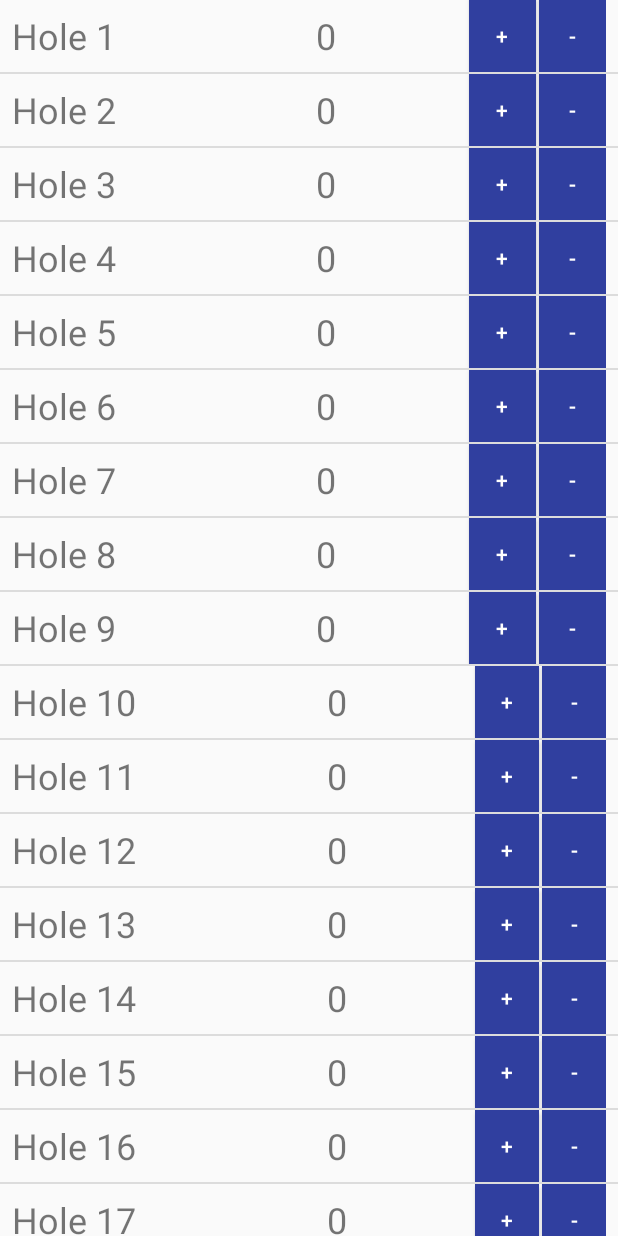
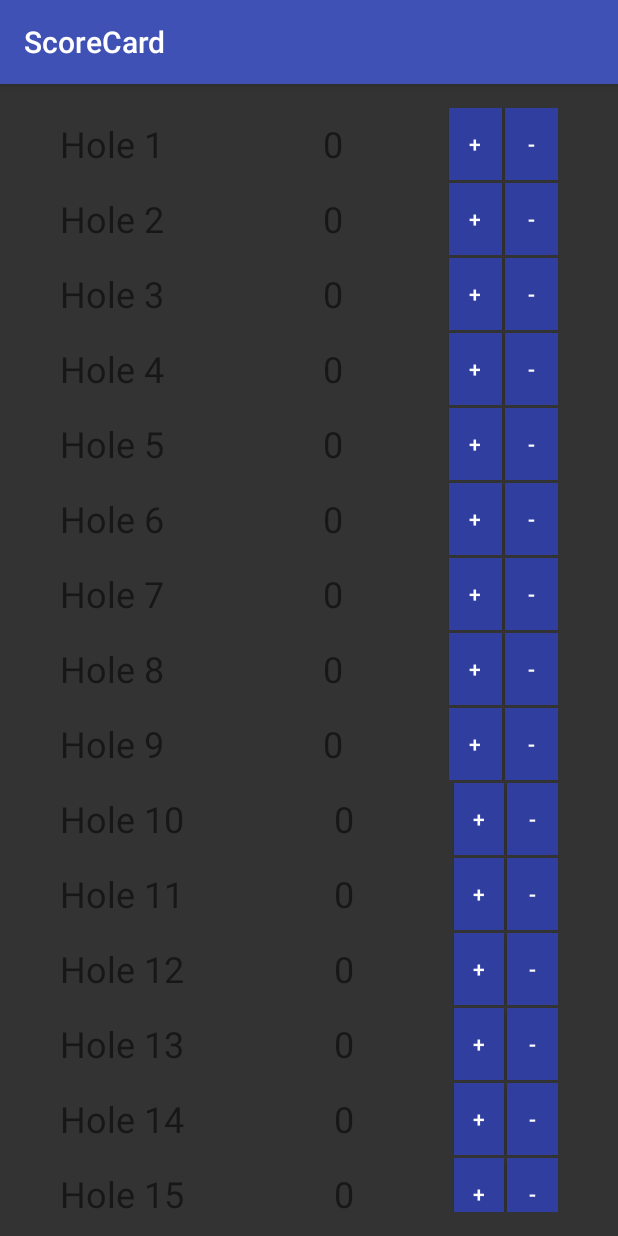
Before and after one commit to lfallo1/ListAdapterDemo, an Android app: the screen it shows after launch (MainActivity before the commit, RecyclerActivity after it), on a phone screen of 412 x 824 dp. Run offline under Robolectric (Android 15) with nearby library versions, the phone set to English and light mode, and no system bars.

Commit message:
recycler view example

```diff
--- a/app/build.gradle
+++ b/app/build.gradle
@@ -23,4 +23,5 @@ dependencies {
     compile fileTree(dir: 'libs', include: ['*.jar'])
     testCompile 'junit:junit:4.12'
     compile 'com.android.support:appcompat-v7:23.3.0'
+    compile 'com.android.support:recyclerview-v7:21.0.2'
 }
--- a/app/src/main/AndroidManifest.xml
+++ b/app/src/main/AndroidManifest.xml
@@ -8,7 +8,7 @@
         android:supportsRtl="true"
         android:theme="@style/AppTheme">
 
-        <activity android:name=".activities.MainActivity">
+        <activity android:name=".activities.RecyclerActivity">
             <intent-filter>
                 <action android:name="android.intent.action.MAIN" />
                 <category android:name="android.intent.category.LAUNCHER" />
--- a/app/src/main/java/com/lancefallon/scorecard/activities/MainActivity.java
+++ b/app/src/main/java/com/lancefallon/scorecard/activities/ListViewActivity.java
@@ -6,7 +6,7 @@ import android.os.Bundle;
 import com.lancefallon.scorecard.adapters.HoleAdapter;
 import com.lancefallon.scorecard.models.Hole;
 
-public class MainActivity extends ListActivity {
+public class ListViewActivity extends ListActivity {
 
     public static final int TOTAL_HOLES = 18;
     private static final String HOLES = "HOLES";
--- /dev/null
+++ b/app/src/main/java/com/lancefallon/scorecard/activities/RecyclerActivity.java
@@ -0,0 +1,53 @@
+package com.lancefallon.scorecard.activities;
+
+import android.os.Bundle;
+import android.support.v7.app.AppCompatActivity;
+import android.support.v7.widget.LinearLayoutManager;
+import android.support.v7.widget.RecyclerView;
+
+import com.lancefallon.scorecard.R;
+import com.lancefallon.scorecard.adapters.HoleAdapter;
+import com.lancefallon.scorecard.adapters.HoleAdapterRecycler;
+import com.lancefallon.scorecard.models.Hole;
+
+/**
+ * Created by lancefallon on 4/21/16.
+ */
+public class RecyclerActivity extends AppCompatActivity {
+
+    public static final int TOTAL_HOLES = 18;
+    private static final String HOLES = "HOLES";
+
+    private HoleAdapterRecycler adapter;
+    private RecyclerView mRecyclerView;
+
+    @Override
+    protected void onCreate(Bundle savedInstanceState) {
+        super.onCreate(savedInstanceState);
+        setContentView(R.layout.recycler_activity);
+
+        mRecyclerView = (RecyclerView) findViewById(R.id.recycler_activity_recyclerView);
+
+        Hole[] holes;
+
+        if(savedInstanceState != null){
+            holes = (Hole[])savedInstanceState.getParcelableArray(HOLES);
+        }
+        else{
+            holes = new Hole[TOTAL_HOLES];
+            for (int i = 0; i < TOTAL_HOLES; i++){
+                holes[i] = new Hole(0, (i+1));
+            }
+        }
+        adapter = new HoleAdapterRecycler(this, holes);
+        RecyclerView.LayoutManager layoutManager = new LinearLayoutManager(this);
+        mRecyclerView.setAdapter(adapter);
+        mRecyclerView.setLayoutManager(layoutManager);
+    }
+
+    @Override
+    protected void onSaveInstanceState(Bundle outState) {
+        super.onSaveInstanceState(outState);
+        outState.putParcelableArray(HOLES, adapter.getHoles());
+    }
+}
--- /dev/null
+++ b/app/src/main/java/com/lancefallon/scorecard/adapters/HoleAdapterRecycler.java
@@ -0,0 +1,81 @@
+package com.lancefallon.scorecard.adapters;
+
+import android.content.Context;
+import android.support.v7.widget.RecyclerView;
+import android.view.LayoutInflater;
+import android.view.View;
+import android.view.ViewGroup;
+import android.widget.TextView;
+
+import com.lancefallon.scorecard.R;
+import com.lancefallon.scorecard.models.Hole;
+
+public class HoleAdapterRecycler extends RecyclerView.Adapter<HoleAdapterRecycler.HoleViewHolder> {
+
+    private Context mContext;
+    private Hole[] mHoles;
+
+    public HoleAdapterRecycler(Context context, Hole[] holes){
+        this.mContext = context;
+        this.mHoles = holes;
+    }
+
+    public Hole[] getHoles() {
+        return mHoles;
+    }
+
+    @Override
+    public HoleViewHolder onCreateViewHolder(ViewGroup parent, int viewType) {
+        View view = LayoutInflater.from(mContext).inflate(R.layout.scorecard_list_item, parent, false);
+        HoleViewHolder holder = new HoleViewHolder(view);
+        return holder;
+    }
+
+    @Override
+    public void onBindViewHolder(HoleViewHolder holder, int position) {
+        holder.bindHole(mHoles[position]);
+    }
+
+    @Override
+    public int getItemCount() {
+        return mHoles.length;
+    }
+
+    public class HoleViewHolder extends RecyclerView.ViewHolder {
+
+        private View minusButton;
+        private View addButton;
+        private TextView holeNumber;
+        private TextView score;
+
+        public HoleViewHolder(View itemView) {
+            super(itemView);
+
+            addButton = itemView.findViewById(R.id.activity_main_plusButton);
+            minusButton = itemView.findViewById(R.id.activity_main_minusButton);
+            holeNumber = (TextView) itemView.findViewById(R.id.activity_main_holeNumber);
+            score = (TextView) itemView.findViewById(R.id.activity_main_scoreText);
+        }
+
+        public void bindHole(final Hole hole){
+            holeNumber.setText("Hole " + hole.getHole());
+            score.setText(hole.getScore() + "");
+
+            addButton.setOnClickListener(new View.OnClickListener() {
+                @Override
+                public void onClick(View v) {
+                    hole.setScore(hole.getScore() + 1);
+                    score.setText(hole.getScore() + "");
+                }
+            });
+
+            minusButton.setOnClickListener(new View.OnClickListener() {
+                @Override
+                public void onClick(View v) {
+                    hole.setScore(hole.getScore() == 0 ? 0 : (hole.getScore() - 1));
+                    score.setText(hole.getScore() + "");
+                }
+            });
+        }
+    }
+}
--- /dev/null
+++ b/app/src/main/res/layout/recycler_activity.xml
@@ -0,0 +1,16 @@
+<?xml version="1.0" encoding="utf-8"?>
+<RelativeLayout xmlns:android="http://schemas.android.com/apk/res/android"
+                xmlns:tools="http://schemas.android.com/tools"
+                android:layout_width="match_parent"
+                android:layout_height="match_parent"
+                android:paddingLeft="32dp"
+                android:paddingRight="32dp"
+                android:paddingTop="16dp"
+                android:paddingBottom="16dp"
+                android:background="#333333">
+
+    <android.support.v7.widget.RecyclerView
+        android:layout_width="match_parent"
+        android:layout_height="match_parent"
+        android:id="@+id/recycler_activity_recyclerView" />
+</RelativeLayout>
--- a/app/src/main/res/layout/scorecard_list_item.xml
+++ b/app/src/main/res/layout/scorecard_list_item.xml
@@ -3,8 +3,9 @@
               android:orientation="horizontal"
               android:layout_width="match_parent"
               android:layout_height="wrap_content"
-                android:paddingLeft="8dp"
-                android:paddingRight="8dp">
+              android:paddingLeft="8dp"
+              android:paddingRight="8dp"
+              android:layout_marginBottom="2dp">
 
     <TextView
         android:layout_width="wrap_content"
@@ -23,7 +24,8 @@
         android:layout_centerHorizontal="true"
         android:id="@+id/activity_main_scoreText"
         android:layout_gravity="center_vertical"
-        android:layout_weight="2"/>
+        android:layout_weight="2"
+        android:gravity="left"/>
 
 
     <Button
```
